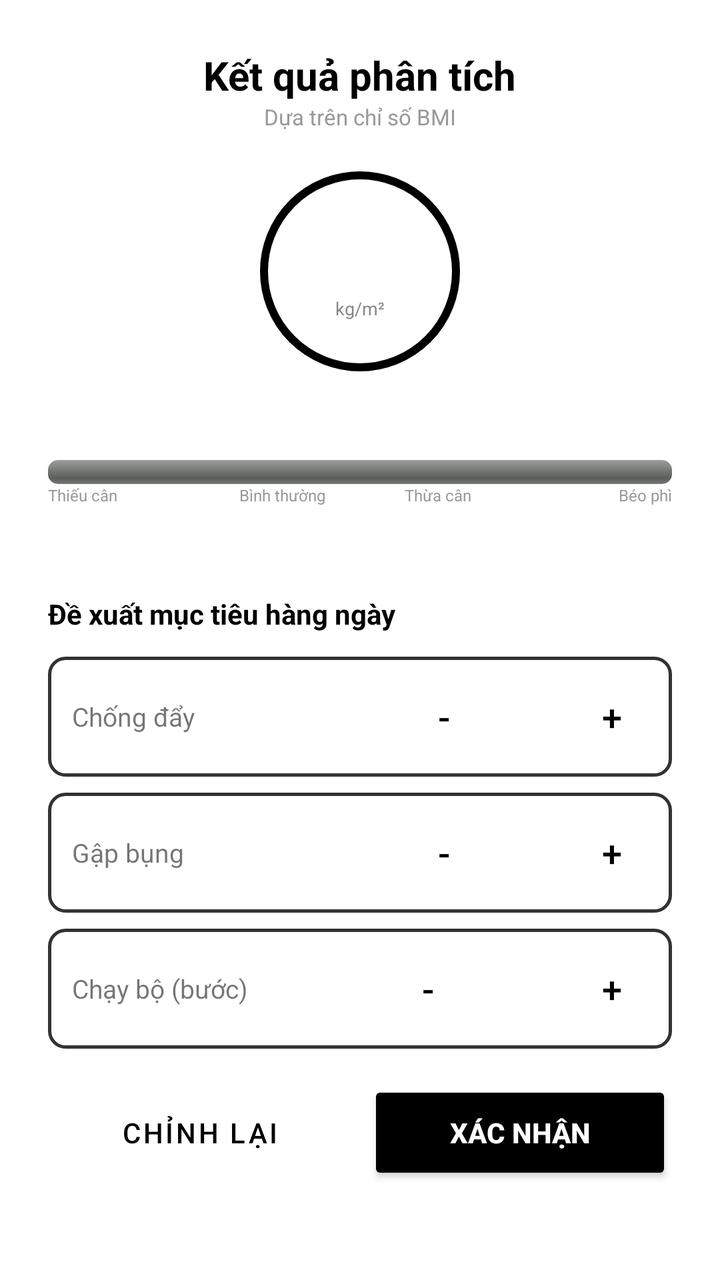
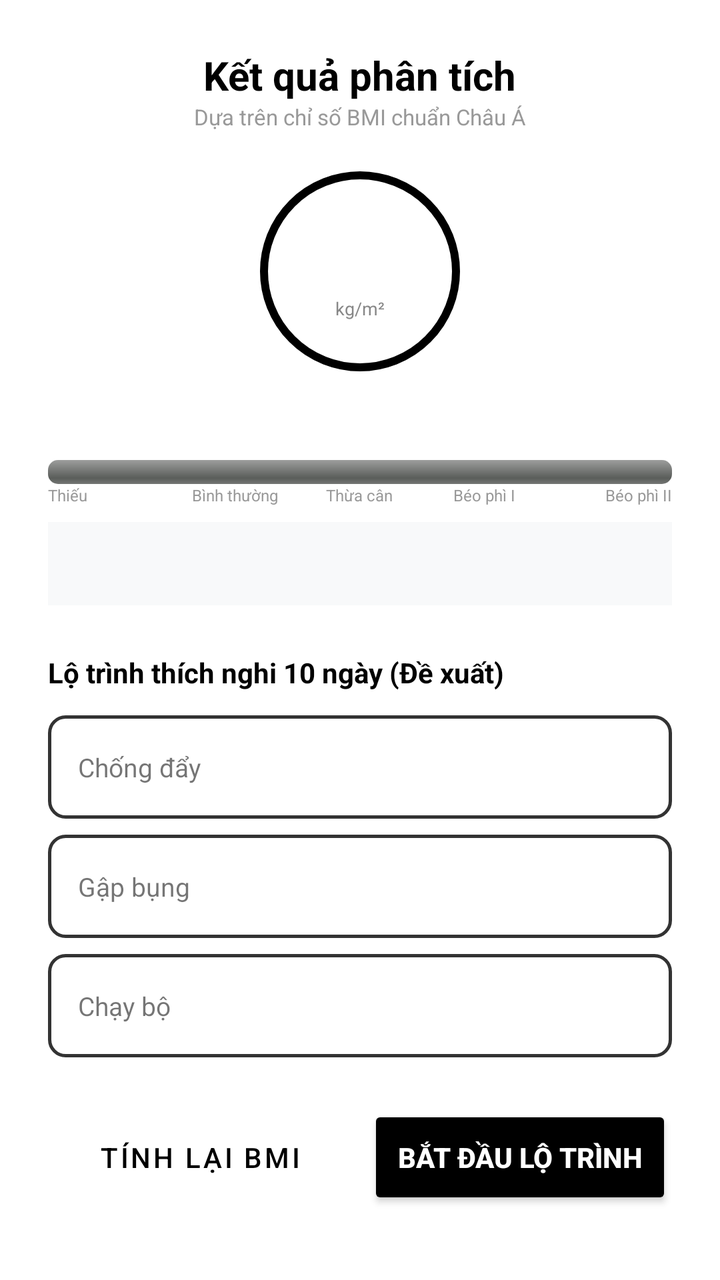

Two renders of the same Android screen: before a commit and after it. Below are the layout's source before the change and the commit's diff.
<!-- AndroidManifest.xml: application theme Theme.FitTrack -->
<!-- res/layout/activity_bmi_result.xml -->
<?xml version="1.0" encoding="utf-8"?>
<ScrollView xmlns:android="http://schemas.android.com/apk/res/android"
    android:layout_width="match_parent"
    android:layout_height="match_parent"
    android:background="@android:color/white">

    <LinearLayout
        android:layout_width="match_parent"
        android:layout_height="wrap_content"
        android:orientation="vertical"
        android:padding="24dp"
        android:gravity="center_horizontal">

        <TextView
            android:layout_width="wrap_content"
            android:layout_height="wrap_content"
            android:text="Kết quả phân tích"
            android:textSize="20sp"
            android:textStyle="bold"
            android:textColor="#000" />

        <TextView
            android:layout_width="wrap_content"
            android:layout_height="wrap_content"
            android:text="Dựa trên chỉ số BMI"
            android:textSize="11sp"
            android:textColor="#999"
            android:layout_marginBottom="20dp" />

        <LinearLayout
            android:layout_width="100dp"
            android:layout_height="100dp"
            android:gravity="center"
            android:orientation="vertical"
            android:background="@drawable/circle_border">

            <TextView
                android:id="@+id/tvBmiValue"
                android:layout_width="wrap_content"
                android:layout_height="wrap_content"
                android:textSize="28sp"
                android:textStyle="bold"
                android:textColor="#000" />

            <TextView
                android:layout_width="wrap_content"
                android:layout_height="wrap_content"
                android:text="kg/m²"
                android:textSize="9sp"
                android:textColor="#888" />
        </LinearLayout>

        <TextView
            android:id="@+id/tvBmiCategory"
            android:layout_width="wrap_content"
            android:layout_height="wrap_content"
            android:textSize="15sp"
            android:textStyle="bold"
            android:textColor="#000"
            android:layout_marginTop="8dp" />

        <ProgressBar
            android:id="@+id/pbBmi"
            android:layout_width="match_parent"
            android:layout_height="12dp"
            android:layout_marginTop="16dp"
            style="@android:style/Widget.ProgressBar.Horizontal" />

        <LinearLayout
            android:layout_width="match_parent"
            android:layout_height="wrap_content"
            android:layout_marginBottom="8dp">

            <TextView
                android:layout_width="0dp"
                android:layout_weight="1"
                android:layout_height="wrap_content"
                android:text="Thiếu cân"
                android:textSize="8sp"
                android:textColor="#999" />

            <TextView
                android:layout_width="0dp"
                android:layout_weight="1"
                android:layout_height="wrap_content"
                android:text="Bình thường"
                android:textSize="8sp"
                android:textColor="#999"
                android:gravity="center" />

            <TextView
                android:layout_width="0dp"
                android:layout_weight="1"
                android:layout_height="wrap_content"
                android:text="Thừa cân"
                android:textSize="8sp"
                android:textColor="#999"
                android:gravity="center" />

            <TextView
                android:layout_width="0dp"
                android:layout_weight="1"
                android:layout_height="wrap_content"
                android:text="Béo phì"
                android:textSize="8sp"
                android:textColor="#999"
                android:gravity="end" />
        </LinearLayout>

        <TextView
            android:id="@+id/tvBmiSuggestion"
            android:layout_width="match_parent"
            android:layout_height="wrap_content"
            android:textSize="12sp"
            android:textColor="#666"
            android:gravity="center"
            android:layout_marginBottom="20dp" />

        <TextView
            android:layout_width="match_parent"
            android:layout_height="wrap_content"
            android:text="Đề xuất mục tiêu hàng ngày"
            android:textSize="14sp"
            android:textStyle="bold"
            android:textColor="#000"
            android:layout_marginBottom="12dp" />

        <LinearLayout
            android:layout_width="match_parent"
            android:layout_height="wrap_content"
            android:gravity="center_vertical"
            android:padding="12dp"
            android:layout_marginBottom="8dp"
            android:background="@drawable/border_rounded">

            <TextView
                android:layout_width="0dp"
                android:layout_weight="1"
                android:layout_height="wrap_content"
                android:text="Chống đẩy"
                android:textSize="13sp" />

            <Button
                android:id="@+id/btnPushupMinus"
                android:layout_width="36dp"
                android:layout_height="36dp"
                android:text="-"
                android:textSize="18sp"
                style="?android:attr/buttonBarButtonStyle" />

            <TextView
                android:id="@+id/tvTargetPushup"
                android:layout_width="48dp"
                android:layout_height="wrap_content"
                android:textSize="18sp"
                android:textStyle="bold"
                android:gravity="center" />

            <Button
                android:id="@+id/btnPushupPlus"
                android:layout_width="36dp"
                android:layout_height="36dp"
                android:text="+"
                android:textSize="18sp"
                style="?android:attr/buttonBarButtonStyle" />
        </LinearLayout>

        <LinearLayout
            android:layout_width="match_parent"
            android:layout_height="wrap_content"
            android:gravity="center_vertical"
            android:padding="12dp"
            android:layout_marginBottom="8dp"
            android:background="@drawable/border_rounded">

            <TextView
                android:layout_width="0dp"
                android:layout_weight="1"
                android:layout_height="wrap_content"
                android:text="Gập bụng"
                android:textSize="13sp" />

            <Button
                android:id="@+id/btnSitupMinus"
                android:layout_width="36dp"
                android:layout_height="36dp"
                android:text="-"
                android:textSize="18sp"
                style="?android:attr/buttonBarButtonStyle" />

            <TextView
                android:id="@+id/tvTargetSitup"
                android:layout_width="48dp"
                android:layout_height="wrap_content"
                android:textSize="18sp"
                android:textStyle="bold"
                android:gravity="center" />

            <Button
                android:id="@+id/btnSitupPlus"
                android:layout_width="36dp"
                android:layout_height="36dp"
                android:text="+"
                android:textSize="18sp"
                style="?android:attr/buttonBarButtonStyle" />
        </LinearLayout>

        <LinearLayout
            android:layout_width="match_parent"
            android:layout_height="wrap_content"
            android:gravity="center_vertical"
            android:padding="12dp"
            android:layout_marginBottom="16dp"
            android:background="@drawable/border_rounded">

            <TextView
                android:layout_width="0dp"
                android:layout_weight="1"
                android:layout_height="wrap_content"
                android:text="Chạy bộ (bước)"
                android:textSize="13sp" />

            <Button
                android:id="@+id/btnStepsMinus"
                android:layout_width="36dp"
                android:layout_height="36dp"
                android:text="-"
                android:textSize="18sp"
                style="?android:attr/buttonBarButtonStyle" />

            <TextView
                android:id="@+id/tvTargetSteps"
                android:layout_width="56dp"
                android:layout_height="wrap_content"
                android:textSize="18sp"
                android:textStyle="bold"
                android:gravity="center" />

            <Button
                android:id="@+id/btnStepsPlus"
                android:layout_width="36dp"
                android:layout_height="36dp"
                android:text="+"
                android:textSize="18sp"
                style="?android:attr/buttonBarButtonStyle" />
        </LinearLayout>

        <LinearLayout
            android:layout_width="match_parent"
            android:layout_height="wrap_content">

            <Button
                android:id="@+id/btnEdit"
                android:layout_width="0dp"
                android:layout_weight="1"
                android:layout_height="52dp"
                android:text="Chỉnh lại"
                android:textColor="#000"
                android:layout_marginEnd="8dp"
                style="?android:attr/buttonBarButtonStyle" />

            <Button
                android:id="@+id/btnConfirm"
                android:layout_width="0dp"
                android:layout_weight="1"
                android:layout_height="52dp"
                android:text="Xác nhận"
                android:textColor="@android:color/white"
                android:textStyle="bold"
                android:backgroundTint="#000" />
        </LinearLayout>
    </LinearLayout>
</ScrollView>
<!-- resources referenced by this layout -->
<resources>
  <!-- drawable border_rounded (drawable) -->
  <?xml version="1.0" encoding="utf-8"?>
  <shape xmlns:android="http://schemas.android.com/apk/res/android" android:shape="rectangle">
      <stroke android:width="1.5dp" android:color="#333333" />
      <corners android:radius="8dp" />
  </shape>
  <!-- drawable circle_border (drawable) -->
  <?xml version="1.0" encoding="utf-8"?>
  <shape xmlns:android="http://schemas.android.com/apk/res/android" android:shape="oval">
      <stroke android:width="4dp" android:color="#000000" />
  </shape>
  <style name="Theme.FitTrack" parent="Theme.MaterialComponents.Light.NoActionBar">
          <item name="colorPrimary">#000000</item>
          <item name="colorPrimaryDark">#000000</item>
          <item name="colorAccent">#333333</item>
          <item name="android:windowBackground">@android:color/white</item>
      </style>
</resources>

<!-- the commit's change to res/layout/activity_bmi_result.xml (unified diff, before → after) -->
@@ -22,7 +22,7 @@
         <TextView
             android:layout_width="wrap_content"
             android:layout_height="wrap_content"
-            android:text="Dựa trên chỉ số BMI"
+            android:text="Dựa trên chỉ số BMI chuẩn Châu Á"
             android:textSize="11sp"
             android:textColor="#999"
             android:layout_marginBottom="20dp" />
@@ -33,7 +33,6 @@
             android:gravity="center"
             android:orientation="vertical"
             android:background="@drawable/circle_border">
-
             <TextView
                 android:id="@+id/tvBmiValue"
                 android:layout_width="wrap_content"
@@ -41,7 +40,6 @@
                 android:textSize="28sp"
                 android:textStyle="bold"
                 android:textColor="#000" />
-
             <TextView
                 android:layout_width="wrap_content"
                 android:layout_height="wrap_content"
@@ -70,56 +68,29 @@
             android:layout_width="match_parent"
             android:layout_height="wrap_content"
             android:layout_marginBottom="8dp">
-
-            <TextView
-                android:layout_width="0dp"
-                android:layout_weight="1"
-                android:layout_height="wrap_content"
-                android:text="Thiếu cân"
-                android:textSize="8sp"
-                android:textColor="#999" />
-
-            <TextView
-                android:layout_width="0dp"
-                android:layout_weight="1"
-                android:layout_height="wrap_content"
-                android:text="Bình thường"
-                android:textSize="8sp"
-                android:textColor="#999"
-                android:gravity="center" />
-
-            <TextView
-                android:layout_width="0dp"
-                android:layout_weight="1"
-                android:layout_height="wrap_content"
-                android:text="Thừa cân"
-                android:textSize="8sp"
-                android:textColor="#999"
-                android:gravity="center" />
-
-            <TextView
-                android:layout_width="0dp"
-                android:layout_weight="1"
-                android:layout_height="wrap_content"
-                android:text="Béo phì"
-                android:textSize="8sp"
-                android:textColor="#999"
-                android:gravity="end" />
+            <TextView android:layout_width="0dp" android:layout_weight="1" android:layout_height="wrap_content" android:text="Thiếu" android:textSize="8sp" android:textColor="#999" />
+            <TextView android:layout_width="0dp" android:layout_weight="1" android:layout_height="wrap_content" android:text="Bình thường" android:textSize="8sp" android:textColor="#999" android:gravity="center" />
+            <TextView android:layout_width="0dp" android:layout_weight="1" android:layout_height="wrap_content" android:text="Thừa cân" android:textSize="8sp" android:textColor="#999" android:gravity="center" />
+            <TextView android:layout_width="0dp" android:layout_weight="1" android:layout_height="wrap_content" android:text="Béo phì I" android:textSize="8sp" android:textColor="#999" android:gravity="center" />
+            <TextView android:layout_width="0dp" android:layout_weight="1" android:layout_height="wrap_content" android:text="Béo phì II" android:textSize="8sp" android:textColor="#999" android:gravity="end" />
         </LinearLayout>
 
         <TextView
             android:id="@+id/tvBmiSuggestion"
             android:layout_width="match_parent"
             android:layout_height="wrap_content"
-            android:textSize="12sp"
-            android:textColor="#666"
+            android:textSize="13sp"
+            android:textColor="#444"
             android:gravity="center"
-            android:layout_marginBottom="20dp" />
+            android:layout_marginBottom="24dp"
+            android:padding="12dp"
+            android:lineSpacingExtra="4dp"
+            android:background="#F8F9FA" />
 
         <TextView
             android:layout_width="match_parent"
             android:layout_height="wrap_content"
-            android:text="Đề xuất mục tiêu hàng ngày"
+            android:text="Lộ trình thích nghi 10 ngày (Đề xuất)"
             android:textSize="14sp"
             android:textStyle="bold"
             android:textColor="#000"
@@ -129,142 +100,86 @@
             android:layout_width="match_parent"
             android:layout_height="wrap_content"
             android:gravity="center_vertical"
-            android:padding="12dp"
+            android:padding="15dp"
             android:layout_marginBottom="8dp"
             android:background="@drawable/border_rounded">
-
             <TextView
                 android:layout_width="0dp"
                 android:layout_weight="1"
                 android:layout_height="wrap_content"
                 android:text="Chống đẩy"
                 android:textSize="13sp" />
-
-            <Button
-                android:id="@+id/btnPushupMinus"
-                android:layout_width="36dp"
-                android:layout_height="36dp"
-                android:text="-"
-                android:textSize="18sp"
-                style="?android:attr/buttonBarButtonStyle" />
-
             <TextView
                 android:id="@+id/tvTargetPushup"
-                android:layout_width="48dp"
+                android:layout_width="wrap_content"
                 android:layout_height="wrap_content"
-                android:textSize="18sp"
-                android:textStyle="bold"
-                android:gravity="center" />
-
-            <Button
-                android:id="@+id/btnPushupPlus"
-                android:layout_width="36dp"
-                android:layout_height="36dp"
-                android:text="+"
-                android:textSize="18sp"
-                style="?android:attr/buttonBarButtonStyle" />
+                android:textSize="16sp"
+                android:textColor="#FF4757"
+                android:textStyle="bold" />
         </LinearLayout>
 
         <LinearLayout
             android:layout_width="match_parent"
             android:layout_height="wrap_content"
             android:gravity="center_vertical"
-            android:padding="12dp"
+            android:padding="15dp"
             android:layout_marginBottom="8dp"
             android:background="@drawable/border_rounded">
-
             <TextView
                 android:layout_width="0dp"
                 android:layout_weight="1"
                 android:layout_height="wrap_content"
                 android:text="Gập bụng"
                 android:textSize="13sp" />
-
-            <Button
-                android:id="@+id/btnSitupMinus"
-                android:layout_width="36dp"
-                android:layout_height="36dp"
-                android:text="-"
-                android:textSize="18sp"
-                style="?android:attr/buttonBarButtonStyle" />
-
             <TextView
                 android:id="@+id/tvTargetSitup"
-                android:layout_width="48dp"
+                android:layout_width="wrap_content"
                 android:layout_height="wrap_content"
-                android:textSize="18sp"
-                android:textStyle="bold"
-                android:gravity="center" />
-
-            <Button
-                android:id="@+id/btnSitupPlus"
-                android:layout_width="36dp"
-                android:layout_height="36dp"
-                android:text="+"
-                android:textSize="18sp"
-                style="?android:attr/buttonBarButtonStyle" />
+                android:textSize="16sp"
+                android:textColor="#FF4757"
+                android:textStyle="bold" />
         </LinearLayout>
 
         <LinearLayout
             android:layout_width="match_parent"
             android:layout_height="wrap_content"
             android:gravity="center_vertical"
-            android:padding="12dp"
-            android:layout_marginBottom="16dp"
+            android:padding="15dp"
+            android:layout_marginBottom="24dp"
             android:background="@drawable/border_rounded">
-
             <TextView
                 android:layout_width="0dp"
                 android:layout_weight="1"
                 android:layout_height="wrap_content"
-                android:text="Chạy bộ (bước)"
+                android:text="Chạy bộ"
                 android:textSize="13sp" />
-
-            <Button
-                android:id="@+id/btnStepsMinus"
-                android:layout_width="36dp"
-                android:layout_height="36dp"
-                android:text="-"
-                android:textSize="18sp"
-                style="?android:attr/buttonBarButtonStyle" />
-
             <TextView
                 android:id="@+id/tvTargetSteps"
-                android:layout_width="56dp"
+                android:layout_width="wrap_content"
                 android:layout_height="wrap_content"
-                android:textSize="18sp"
-                android:textStyle="bold"
-                android:gravity="center" />
-
-            <Button
-                android:id="@+id/btnStepsPlus"
-                android:layout_width="36dp"
-                android:layout_height="36dp"
-                android:text="+"
-                android:textSize="18sp"
-                style="?android:attr/buttonBarButtonStyle" />
+                android:textSize="16sp"
+                android:textColor="#FF4757"
+                android:textStyle="bold" />
         </LinearLayout>
 
         <LinearLayout
             android:layout_width="match_parent"
             android:layout_height="wrap_content">
-
             <Button
                 android:id="@+id/btnEdit"
                 android:layout_width="0dp"
                 android:layout_weight="1"
                 android:layout_height="52dp"
-                android:text="Chỉnh lại"
+                android:text="Tính lại BMI"
                 android:textColor="#000"
                 android:layout_marginEnd="8dp"
                 style="?android:attr/buttonBarButtonStyle" />
-
             <Button
                 android:id="@+id/btnConfirm"
                 android:layout_width="0dp"
                 android:layout_weight="1"
                 android:layout_height="52dp"
-                android:text="Xác nhận"
+                android:text="Bắt đầu lộ trình"
                 android:textColor="@android:color/white"
                 android:textStyle="bold"
                 android:backgroundTint="#000" />
